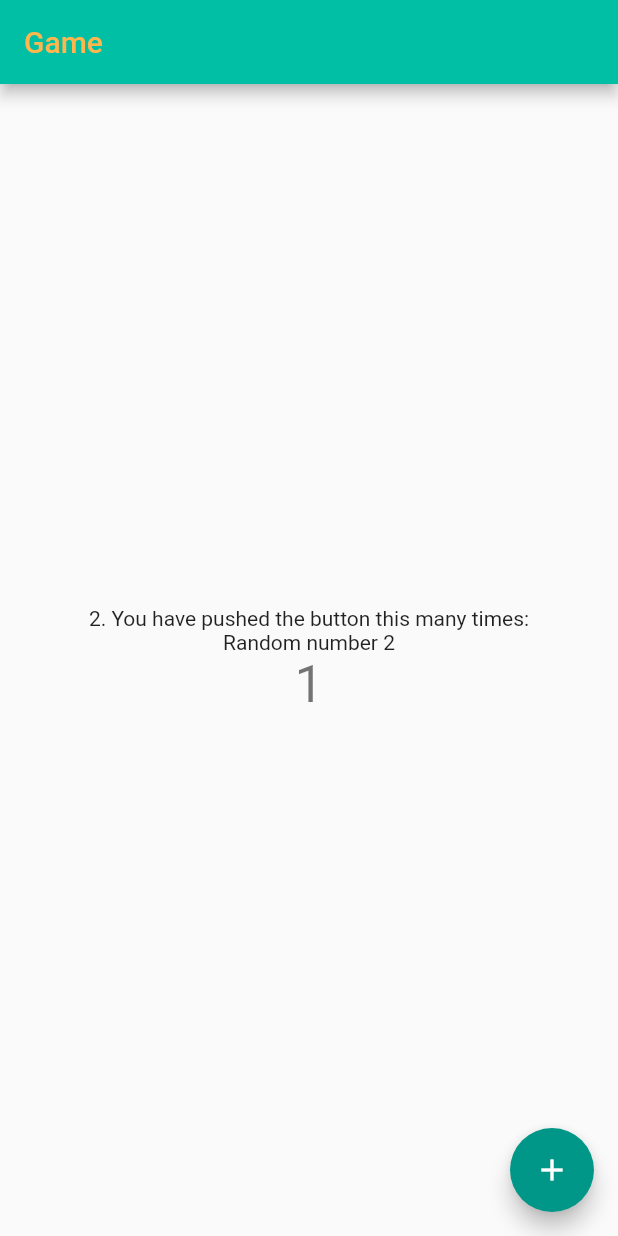
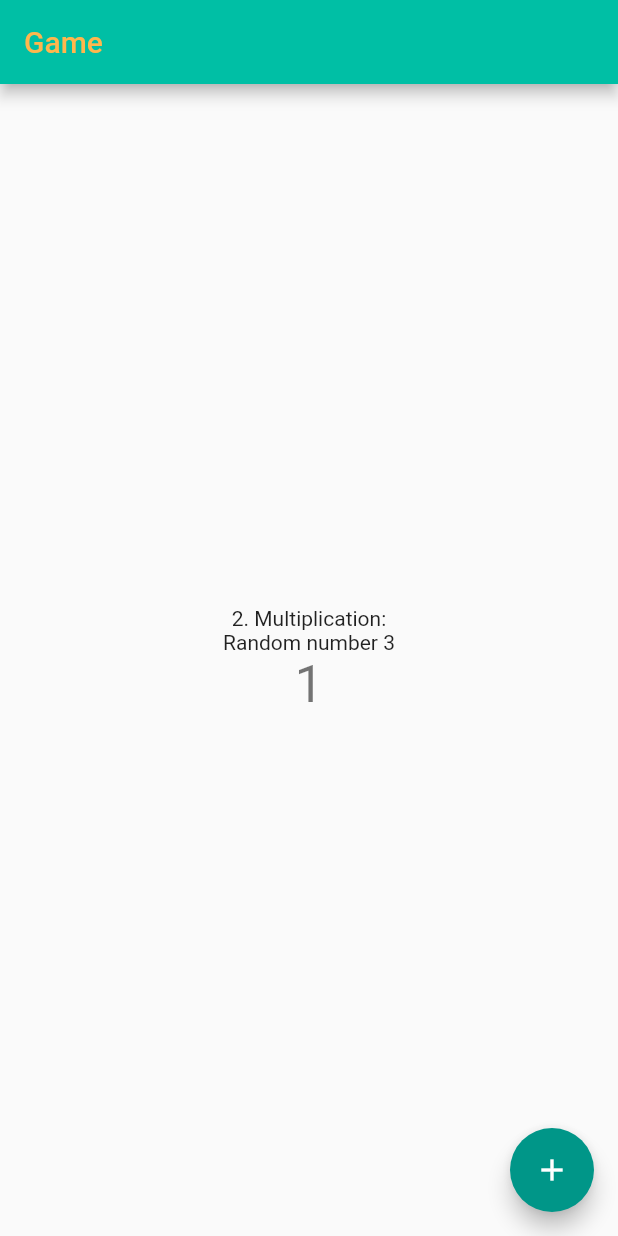
Before and after one commit to ofu997/flutter02, a Flutter app: the screen it shows after launch, after a tap on the "add" icon, on a phone screen of 412 x 824 dp. Run offline on Flutter 3.47's test engine with Material 2 defaults, Android fonts, the phone set to English and light mode, and no system bars.

Commit message:
determine type of question based on random

```diff
--- a/lib/main.dart
+++ b/lib/main.dart
@@ -2,7 +2,7 @@ import 'dart:math';
 import 'package:flutter/material.dart';
 
 void main() => runApp(MyApp());
-int min = 1, max = 5;
+int min = 1, max = 4;
 Random rndm = new Random();
 
 class MyApp extends StatelessWidget {
@@ -31,15 +31,26 @@ class MyHomePage extends StatefulWidget {
 class _MyHomePageState extends State<MyHomePage> {
   int _counter;
   int questionNumber;
-  String question;
+  String question, questionAdd, questionSubtract, questionMultiply, questionDivide;
   int random;
 
   @override
   void initState(){
     _counter = 0;
     questionNumber = 1;
-    question="";
     random = min + rndm.nextInt(max-min);
+    if (random==1){
+      question="Addition:";
+    }
+    else if (random==2){
+      question="Subtraction:";
+    }
+    else if (random==3){
+      question="Multiplication:";
+    }
+    else {
+      question="Division:";
+    }
     super.initState();
   }
 
@@ -47,7 +58,19 @@ class _MyHomePageState extends State<MyHomePage> {
     setState(() {
       _counter++;
       questionNumber++;
-      random = min + rndm.nextInt(max-min); // Between 0
+      random = min + rndm.nextInt(max-min);
+      if (random==1){
+      question="Addition:";
+      }
+      else if (random==2){
+        question="Subtraction:";
+      }
+      else if (random==3){
+        question="Multiplication:";
+      }
+      else {
+        question="Division:";
+      }
     });
   }
 
@@ -64,7 +87,7 @@ class _MyHomePageState extends State<MyHomePage> {
           mainAxisAlignment: MainAxisAlignment.center,
           children: <Widget>[
             Text(
-              '$questionNumber. You have pushed the button this many times:',
+              '$questionNumber. $question',
             ),
             Text(
               'Random number $random'
```
